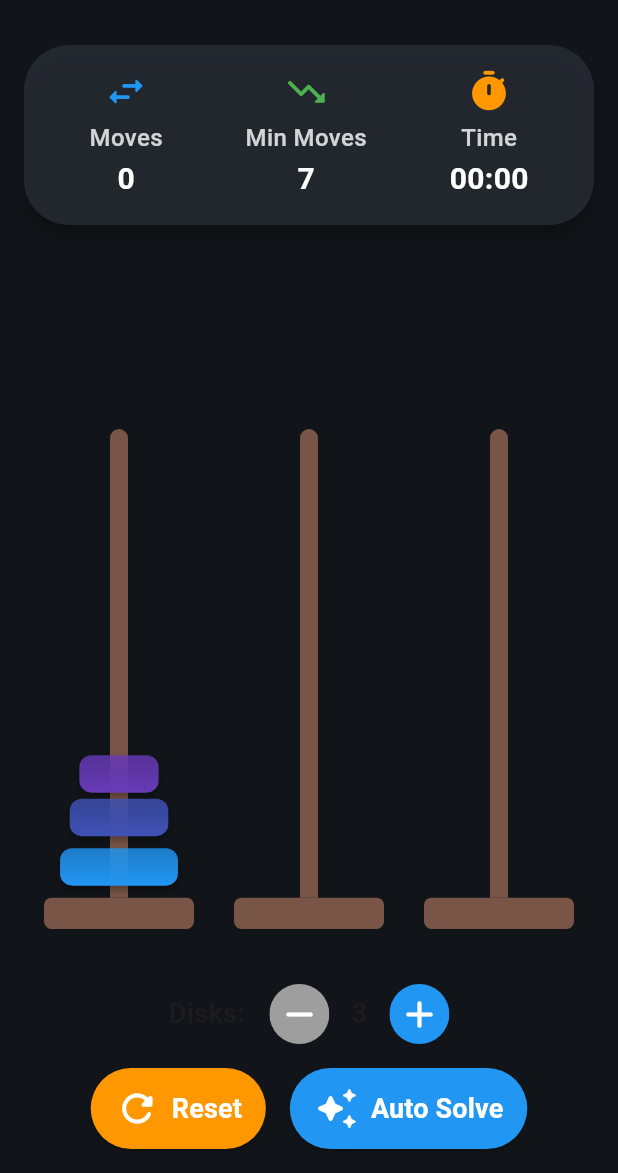
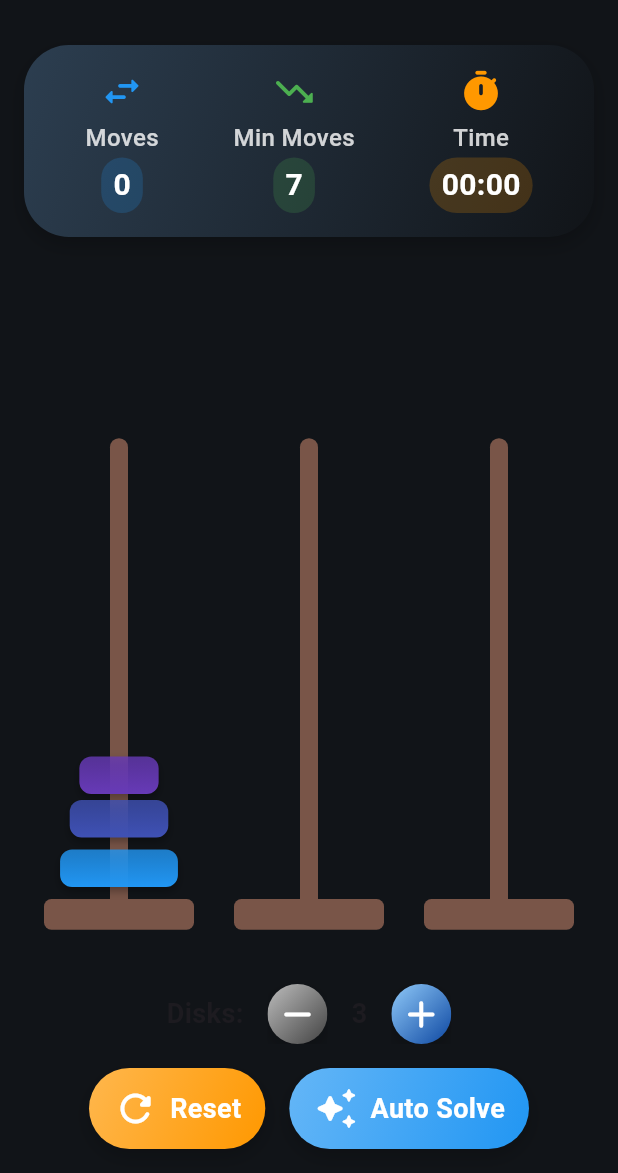
Before and after one commit to Mopheshi/TowerOfHanoi, a Flutter app: the screen it shows after launch, on a phone screen of 412 x 824 dp, the part 63-1236 px from its top. Run offline on Flutter 3.47's test engine with Material 3 defaults, Android fonts, the light colour scheme and no system bars; our stand-ins replace flutter_riverpod, google_fonts, just_audio; missing offline and left inert: audio_session.

Commit message:
Added animations and UI improvements...

```diff
--- a/lib/screens/game_screen.dart
+++ b/lib/screens/game_screen.dart
@@ -25,8 +25,6 @@ class GameScreen extends ConsumerWidget {
   @override
   Widget build(BuildContext context, WidgetRef ref) {
     final gameState = ref.watch(gameProvider);
-    final size = MediaQuery.of(context).size;
-    final isLandscape = size.width > size.height;
 
     // Show win dialog if game is won
     if (gameState.hasWon) {
@@ -87,7 +85,7 @@ class GameScreen extends ConsumerWidget {
       ),
       body: SafeArea(
         child:
-            isLandscape
+            MediaQuery.of(context).orientation == Orientation.landscape
                 ? _buildLandscapeLayout(context)
                 : _buildPortraitLayout(context),
       ),
--- a/lib/widgets/action_button.dart
+++ b/lib/widgets/action_button.dart
@@ -1,11 +1,10 @@
 import 'package:flutter/material.dart';
 
-class ActionButton extends StatelessWidget {
+class ActionButton extends StatefulWidget {
   final String label;
   final IconData icon;
   final VoidCallback? onPressed;
   final Color backgroundColor;
-  static double _scale = 1.0;
 
   const ActionButton({
     super.key,
@@ -16,49 +15,93 @@ class ActionButton extends StatelessWidget {
   });
 
   @override
+  State<ActionButton> createState() => _ActionButtonState();
+}
+
+class _ActionButtonState extends State<ActionButton> {
+  double _scale = 1.0;
+  bool _isPressed = false;
+
+  @override
   Widget build(BuildContext context) {
+    final baseColors = [
+      Color.lerp(widget.backgroundColor, Colors.white, 0.3)!,
+      widget.backgroundColor,
+    ];
+    final colors =
+        _isPressed
+            ? baseColors.map((c) => Color.lerp(c, Colors.black, 0.1)!).toList()
+            : baseColors;
+
     return GestureDetector(
-      onTapDown: (_) => _onTapDown(context),
-      onTapUp: (_) => _onTapUp(context),
-      onTapCancel: () => _onTapCancel(context),
+      onTapDown: (_) {
+        setState(() {
+          _scale = 0.9;
+          _isPressed = true;
+        });
+      },
+      onTapUp: (_) {
+        setState(() {
+          _scale = 1.0;
+          _isPressed = false;
+        });
+      },
+      onTapCancel: () {
+        setState(() {
+          _scale = 1.0;
+          _isPressed = false;
+        });
+      },
       child: AnimatedScale(
         scale: _scale,
         duration: const Duration(milliseconds: 100),
         curve: Curves.easeInOut,
-        child: ElevatedButton.icon(
-          onPressed: onPressed,
-          style: ElevatedButton.styleFrom(
-            backgroundColor: backgroundColor,
-            foregroundColor: Colors.white,
-            padding: const EdgeInsets.symmetric(horizontal: 16, vertical: 12),
-            shape: RoundedRectangleBorder(
+        child: Container(
+          decoration: BoxDecoration(
+            gradient: LinearGradient(
+              colors: colors,
+              begin: Alignment.topLeft,
+              end: Alignment.bottomRight,
+            ),
+            borderRadius: BorderRadius.circular(30),
+            boxShadow: [
+              BoxShadow(
+                color: Colors.black.withAlpha(51),
+                blurRadius: 10,
+                offset: const Offset(0, 5),
+              ),
+            ],
+          ),
+          child: Material(
+            color: Colors.transparent,
+            child: InkWell(
+              onTap: widget.onPressed,
               borderRadius: BorderRadius.circular(30),
+              child: Padding(
+                padding: const EdgeInsets.symmetric(
+                  horizontal: 16,
+                  vertical: 12,
+                ),
+                child: Row(
+                  mainAxisSize: MainAxisSize.min,
+                  children: [
+                    Icon(widget.icon, size: 30, color: Colors.white),
+                    const SizedBox(width: 8),
+                    Text(
+                      widget.label,
+                      style: const TextStyle(
+                        fontSize: 18,
+                        fontWeight: FontWeight.bold,
+                        color: Colors.white,
+                      ),
+                    ),
+                  ],
+                ),
+              ),
             ),
-          ),
-          icon: Icon(icon, size: 30, color: Colors.white),
-          label: Text(
-            label,
-            style: const TextStyle(fontSize: 18, fontWeight: FontWeight.bold),
           ),
         ),
       ),
     );
   }
-
-  void _onTapDown(BuildContext context) {
-    _updateScale(context, 0.9);
-  }
-
-  void _onTapUp(BuildContext context) {
-    _updateScale(context, 1.0);
-  }
-
-  void _onTapCancel(BuildContext context) {
-    _updateScale(context, 1.0);
-  }
-
-  void _updateScale(BuildContext context, double newScale) {
-    (context as Element).markNeedsBuild();
-    _scale = newScale;
-  }
 }
--- a/lib/widgets/circle_button.dart
+++ b/lib/widgets/circle_button.dart
@@ -1,18 +1,49 @@
 import 'package:flutter/material.dart';
 
-class CircleButton extends StatelessWidget {
+class CircleButton extends StatefulWidget {
   final IconData icon;
   final VoidCallback? onPressed;
-  static double _scale = 1.0;
 
   const CircleButton({super.key, required this.icon, this.onPressed});
 
   @override
+  State<CircleButton> createState() => _CircleButtonState();
+}
+
+class _CircleButtonState extends State<CircleButton> {
+  double _scale = 1.0;
+  bool _isPressed = false;
+
+  @override
   Widget build(BuildContext context) {
+    final baseColors =
+        widget.onPressed != null
+            ? [Colors.blue.shade200, Colors.blue.shade900]
+            : [Colors.grey.shade400, Colors.grey.shade800];
+    final colors =
+        _isPressed
+            ? baseColors.map((c) => Color.lerp(c, Colors.black, 0.1)!).toList()
+            : baseColors;
+
     return GestureDetector(
-      onTapDown: (_) => _onTapDown(context),
-      onTapUp: (_) => _onTapUp(context),
-      onTapCancel: () => _onTapCancel(context),
+      onTapDown: (_) {
+        setState(() {
+          _scale = 0.9;
+          _isPressed = true;
+        });
+      },
+      onTapUp: (_) {
+        setState(() {
+          _scale = 1.0;
+          _isPressed = false;
+        });
+      },
+      onTapCancel: () {
+        setState(() {
+          _scale = 1.0;
+          _isPressed = false;
+        });
+      },
       child: AnimatedScale(
         scale: _scale,
         duration: const Duration(milliseconds: 100),
@@ -20,31 +51,31 @@ class CircleButton extends StatelessWidget {
         child: Material(
           color: Colors.transparent,
           child: InkWell(
-            onTap: onPressed,
+            onTap: widget.onPressed,
             borderRadius: BorderRadius.circular(30),
             child: Ink(
               decoration: BoxDecoration(
-                color: onPressed != null ? Colors.blue : Colors.grey,
+                gradient: LinearGradient(
+                  colors: colors,
+                  begin: Alignment.topLeft,
+                  end: Alignment.bottomRight,
+                ),
                 shape: BoxShape.circle,
+                boxShadow: [
+                  BoxShadow(
+                    color: Colors.black.withAlpha(51),
+                    blurRadius: 10,
+                    offset: const Offset(0, 5),
+                  ),
+                ],
               ),
               width: 40,
               height: 40,
-              child: Icon(icon, size: 30, color: Colors.white),
+              child: Icon(widget.icon, size: 30, color: Colors.white),
             ),
           ),
         ),
       ),
     );
   }
-
-  void _onTapDown(BuildContext context) => _updateScale(context, 0.9);
-
-  void _onTapUp(BuildContext context) => _updateScale(context, 1.0);
-
-  void _onTapCancel(BuildContext context) => _updateScale(context, 1.0);
-
-  void _updateScale(BuildContext context, double newScale) {
-    (context as Element).markNeedsBuild();
-    _scale = newScale;
-  }
 }
--- a/lib/widgets/game_controls.dart
+++ b/lib/widgets/game_controls.dart
@@ -2,8 +2,7 @@ import 'package:flutter/material.dart';
 import 'package:flutter_riverpod/flutter_riverpod.dart';
 
 import '../providers/providers.dart';
-import '../utils/colours.dart';
-import '../utils/constants.dart';
+import '../utils/utils.dart';
 import 'widgets.dart';
 
 class GameControls extends ConsumerWidget {
@@ -14,12 +13,9 @@ class GameControls extends ConsumerWidget {
     final gameState = ref.watch(gameProvider);
     final gameNotifier = ref.read(gameProvider.notifier);
 
-    final isLandscape =
-        MediaQuery.of(context).size.width > MediaQuery.of(context).size.height;
-
     return LayoutBuilder(
       builder: (context, constraints) {
-        if (isLandscape) {
+        if (MediaQuery.of(context).orientation == Orientation.landscape) {
           return Column(
             mainAxisSize: MainAxisSize.min,
             children: [
@@ -57,13 +53,14 @@ class GameControls extends ConsumerWidget {
         CircleButton(
           icon: Icons.remove_rounded,
           onPressed:
-              gameState.diskCount > minDiskCount
+              (gameState.diskCount > minDiskCount &&
+                      !gameState.isPlaying &&
+                      !gameState.isAutoSolving)
                   ? () => gameNotifier.changeDiskCount(gameState.diskCount - 1)
                   : null,
         ),
-        Container(
-          alignment: Alignment.center,
-          width: 40,
+        Padding(
+          padding: const EdgeInsets.symmetric(horizontal: 16),
           child: Text(
             '${gameState.diskCount}',
             style: const TextStyle(fontSize: 18, fontWeight: FontWeight.bold),
@@ -72,7 +69,9 @@ class GameControls extends ConsumerWidget {
         CircleButton(
           icon: Icons.add_rounded,
           onPressed:
-              gameState.diskCount < maxDiskCount
+              (gameState.diskCount < maxDiskCount &&
+                      !gameState.isPlaying &&
+                      !gameState.isAutoSolving)
                   ? () => gameNotifier.changeDiskCount(gameState.diskCount + 1)
                   : null,
         ),
--- a/lib/widgets/stats_panel.dart
+++ b/lib/widgets/stats_panel.dart
@@ -11,11 +11,26 @@ class StatsPanel extends ConsumerWidget {
   Widget build(BuildContext context, WidgetRef ref) {
     final gameState = ref.watch(gameProvider);
 
-    return Card(
+    return Container(
       margin: const EdgeInsets.all(16),
-      color: Theme.of(context).colorScheme.surface.withAlpha(204),
-      elevation: 4,
-      shape: RoundedRectangleBorder(borderRadius: BorderRadius.circular(30)),
+      decoration: BoxDecoration(
+        gradient: LinearGradient(
+          colors: [
+            Theme.of(context).colorScheme.surfaceBright,
+            Theme.of(context).colorScheme.surfaceDim,
+          ],
+          begin: Alignment.topLeft,
+          end: Alignment.bottomRight,
+        ),
+        borderRadius: BorderRadius.circular(30),
+        boxShadow: [
+          BoxShadow(
+            color: Colors.black.withAlpha(51),
+            blurRadius: 10,
+            offset: const Offset(0, 5),
+          ),
+        ],
+      ),
       child: Padding(
         padding: const EdgeInsets.all(16),
         child: Row(
@@ -65,12 +80,19 @@ class StatsPanel extends ConsumerWidget {
           ),
         ),
         const SizedBox(height: 2),
-        Text(
-          value,
-          style: const TextStyle(
-            color: Colors.white,
-            fontWeight: FontWeight.bold,
-            fontSize: 20,
+        Container(
+          padding: const EdgeInsets.symmetric(horizontal: 8, vertical: 4),
+          decoration: BoxDecoration(
+            color: color.withAlpha(51),
+            borderRadius: BorderRadius.circular(20),
+          ),
+          child: Text(
+            value,
+            style: const TextStyle(
+              color: Colors.white,
+              fontWeight: FontWeight.bold,
+              fontSize: 20,
+            ),
           ),
         ),
       ],
```
Also changed, not shown: lib/widgets/win_dialog.dart (+45 -5 lines).
